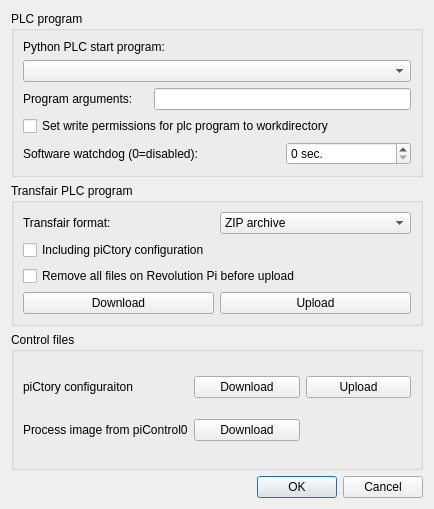
First picture: the form in ui_dev/revpiprogram.ui, repository naruxde/revpicommander, before the edit.
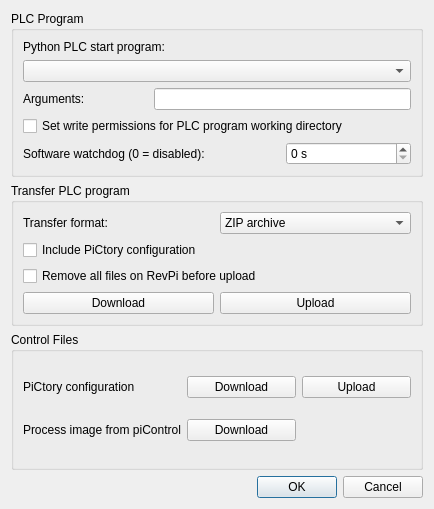
Second picture: the form after the edit.

```diff
--- a/ui_dev/revpiprogram.ui
+++ b/ui_dev/revpiprogram.ui
@@ -17,27 +17,27 @@
    <item>
     <widget class="QGroupBox" name="gb_plc">
      <property name="title">
-      <string>PLC program</string>
+      <string>PLC Program</string>
      </property>
      <layout class="QGridLayout" name="gridLayout">
       <item row="2" column="0">
        <widget class="QLabel" name="lbl_plcarguments">
         <property name="text">
-         <string>Program arguments:</string>
+         <string>Arguments:</string>
         </property>
        </widget>
       </item>
       <item row="4" column="0" colspan="2">
        <widget class="QLabel" name="lbl_plcprogram_watchdog">
         <property name="text">
-         <string>Software watchdog (0=disabled):</string>
+         <string>Software watchdog (0 = disabled):</string>
         </property>
        </widget>
       </item>
       <item row="3" column="0" colspan="3">
        <widget class="QCheckBox" name="cbx_plcworkdir_set_uid">
         <property name="text">
-         <string>Set write permissions for plc program to workdirectory</string>
+         <string>Set write permissions for PLC program working directory</string>
         </property>
        </widget>
       </item>
@@ -57,7 +57,7 @@
       <item row="4" column="2">
        <widget class="QSpinBox" name="sbx_plcprogram_watchdog">
         <property name="suffix">
-         <string> sec.</string>
+         <string> s</string>
         </property>
         <property name="maximum">
          <number>600</number>
@@ -70,7 +70,7 @@
    <item>
     <widget class="QGroupBox" name="cb_transfair">
      <property name="title">
-      <string>Transfair PLC program</string>
+      <string>Transfer PLC program</string>
      </property>
      <layout class="QGridLayout" name="gridLayout_2">
       <item row="0" column="1">
@@ -104,21 +104,21 @@
       <item row="0" column="0">
        <widget class="QLabel" name="lbl_format">
         <property name="text">
-         <string>Transfair format:</string>
+         <string>Transfer format:</string>
         </property>
        </widget>
       </item>
       <item row="1" column="0" colspan="2">
        <widget class="QCheckBox" name="cbx_pictory">
         <property name="text">
-         <string>Including piCtory configuration</string>
+         <string>Include PiCtory configuration</string>
         </property>
        </widget>
       </item>
       <item row="2" column="0" colspan="2">
        <widget class="QCheckBox" name="cbx_clear">
         <property name="text">
-         <string>Remove all files on Revolution Pi before upload</string>
+         <string>Remove all files on RevPi before upload</string>
         </property>
        </widget>
       </item>
@@ -128,7 +128,7 @@
    <item>
     <widget class="QGroupBox" name="gb_control">
      <property name="title">
-      <string>Control files</string>
+      <string>Control Files</string>
      </property>
      <layout class="QGridLayout" name="gridLayout_3">
       <item row="1" column="1">
@@ -155,14 +155,14 @@
       <item row="0" column="0">
        <widget class="QLabel" name="lbl_pictory">
         <property name="text">
-         <string>piCtory configuraiton</string>
+         <string>PiCtory configuration</string>
         </property>
        </widget>
       </item>
       <item row="1" column="0">
        <widget class="QLabel" name="lbl_procimg">
         <property name="text">
-         <string>Process image from piControl0</string>
+         <string>Process image from piControl</string>
         </property>
        </widget>
       </item>
```
Left out of the diff: 2 changed lines with no effect on the pictures.
